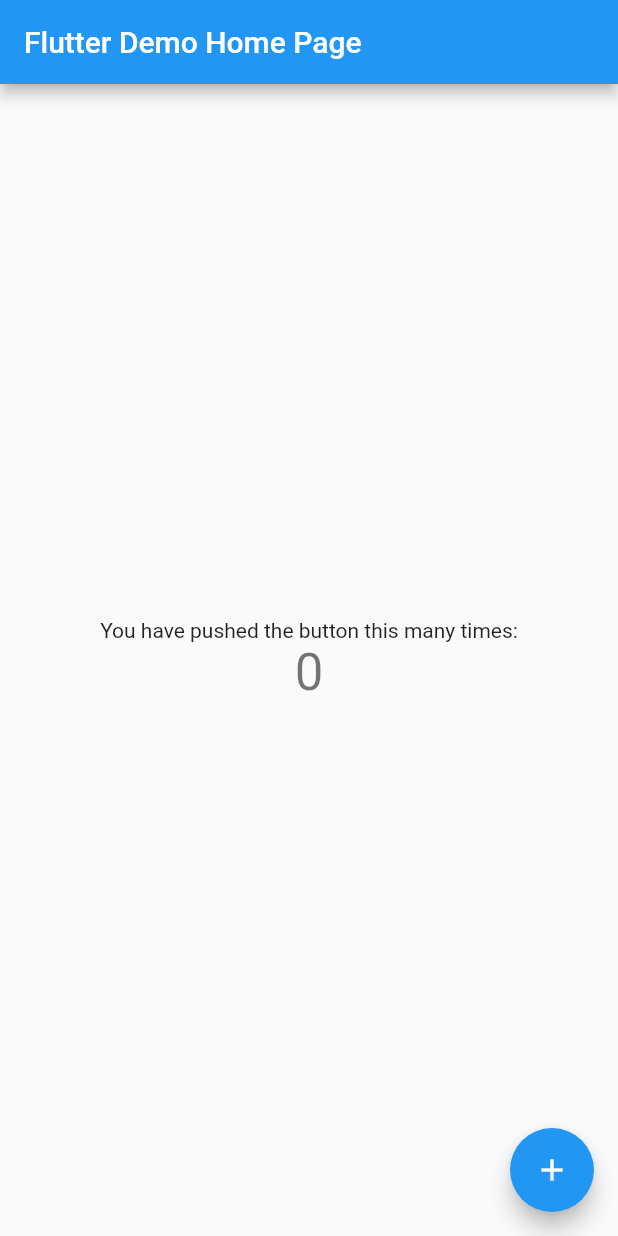
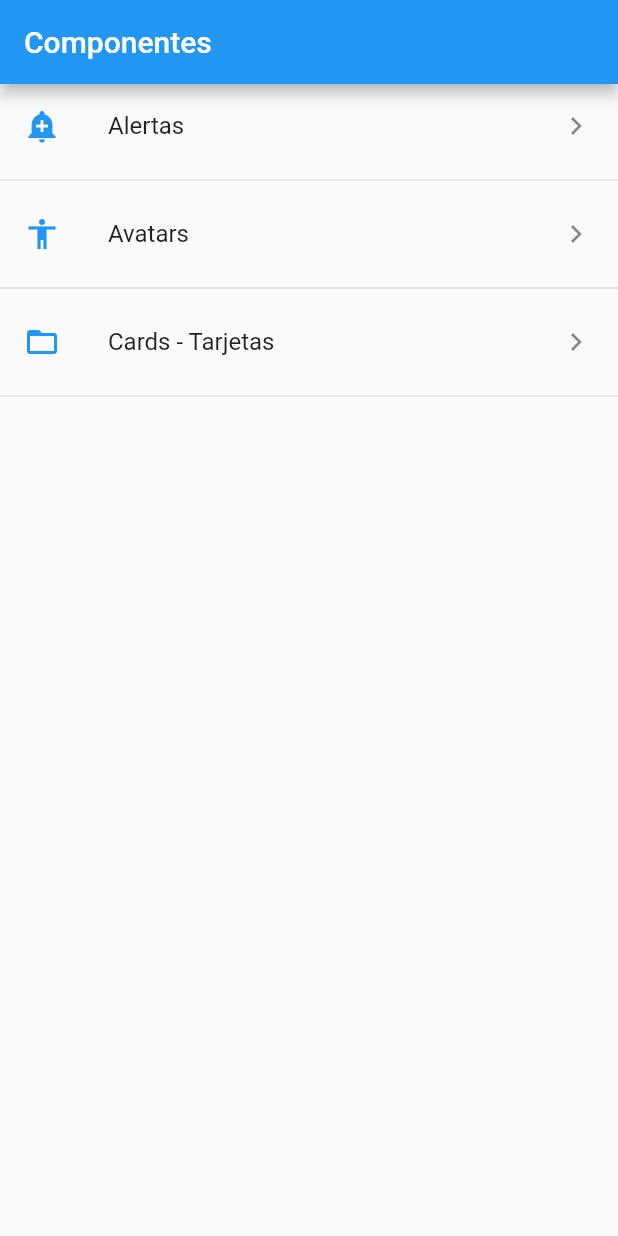
Before and after one commit to christianbustamante1992/flutter_componentes, a Flutter app: the screen it shows after launch, on a phone screen of 412 x 824 dp. Run offline on Flutter 3.47's test engine with Material 2 defaults, Android fonts, the phone set to English and light mode, and no system bars.

Commit message:
Implementacion de rutas, lectura de un json externo y libreria de conversion de iconos

```diff
--- a/lib/main.dart
+++ b/lib/main.dart
@@ -1,117 +1,23 @@
 import 'package:flutter/material.dart';
 
-void main() {
-  runApp(MyApp());
-}
+import 'package:componentes/src/pages/home_page.dart';
+import 'package:componentes/src/routes/routes.dart';
+
+void main() => runApp(MyApp());
 
 class MyApp extends StatelessWidget {
-  // This widget is the root of your application.
   @override
   Widget build(BuildContext context) {
     return MaterialApp(
-      title: 'Flutter Demo',
-      theme: ThemeData(
-        // This is the theme of your application.
-        //
-        // Try running your application with "flutter run". You'll see the
-        // application has a blue toolbar. Then, without quitting the app, try
-        // changing the primarySwatch below to Colors.green and then invoke
-        // "hot reload" (press "r" in the console where you ran "flutter run",
-        // or simply save your changes to "hot reload" in a Flutter IDE).
-        // Notice that the counter didn't reset back to zero; the application
-        // is not restarted.
-        primarySwatch: Colors.blue,
-        // This makes the visual density adapt to the platform that you run
-        // the app on. For desktop platforms, the controls will be smaller and
-        // closer together (more dense) than on mobile platforms.
-        visualDensity: VisualDensity.adaptivePlatformDensity,
-      ),
-      home: MyHomePage(title: 'Flutter Demo Home Page'),
+      debugShowCheckedModeBanner: false,
+      title: 'Componentes App',
+      initialRoute: '/',
+      routes: getRoutes(),
+      onGenerateRoute: (settings) {
+        return MaterialPageRoute(
+          builder: (context) => HomePage(),
+        );
+      },
     );
   }
 }
-
-class MyHomePage extends StatefulWidget {
-  MyHomePage({Key key, this.title}) : super(key: key);
-
-  // This widget is the home page of your application. It is stateful, meaning
-  // that it has a State object (defined below) that contains fields that affect
-  // how it looks.
-
-  // This class is the configuration for the state. It holds the values (in this
-  // case the title) provided by the parent (in this case the App widget) and
-  // used by the build method of the State. Fields in a Widget subclass are
-  // always marked "final".
-
-  final String title;
-
-  @override
-  _MyHomePageState createState() => _MyHomePageState();
-}
-
-class _MyHomePageState extends State<MyHomePage> {
-  int _counter = 0;
-
-  void _incrementCounter() {
-    setState(() {
-      // This call to setState tells the Flutter framework that something has
-      // changed in this State, which causes it to rerun the build method below
-      // so that the display can reflect the updated values. If we changed
-      // _counter without calling setState(), then the build method would not be
-      // called again, and so nothing would appear to happen.
-      _counter++;
-    });
-  }
-
-  @override
-  Widget build(BuildContext context) {
-    // This method is rerun every time setState is called, for instance as done
-    // by the _incrementCounter method above.
-    //
-    // The Flutter framework has been optimized to make rerunning build methods
-    // fast, so that you can just rebuild anything that needs updating rather
-    // than having to individually change instances of widgets.
-    return Scaffold(
-      appBar: AppBar(
-        // Here we take the value from the MyHomePage object that was created by
-        // the App.build method, and use it to set our appbar title.
-        title: Text(widget.title),
-      ),
-      body: Center(
-        // Center is a layout widget. It takes a single child and positions it
-        // in the middle of the parent.
-        child: Column(
-          // Column is also a layout widget. It takes a list of children and
-          // arranges them vertically. By default, it sizes itself to fit its
-          // children horizontally, and tries to be as tall as its parent.
-          //
-          // Invoke "debug painting" (press "p" in the console, choose the
-          // "Toggle Debug Paint" action from the Flutter Inspector in Android
-          // Studio, or the "Toggle Debug Paint" command in Visual Studio Code)
-          // to see the wireframe for each widget.
-          //
-          // Column has various properties to control how it sizes itself and
-          // how it positions its children. Here we use mainAxisAlignment to
-          // center the children vertically; the main axis here is the vertical
-          // axis because Columns are vertical (the cross axis would be
-          // horizontal).
-          mainAxisAlignment: MainAxisAlignment.center,
-          children: <Widget>[
-            Text(
-              'You have pushed the button this many times:',
-            ),
-            Text(
-              '$_counter',
-              style: Theme.of(context).textTheme.headline4,
-            ),
-          ],
-        ),
-      ),
-      floatingActionButton: FloatingActionButton(
-        onPressed: _incrementCounter,
-        tooltip: 'Increment',
-        child: Icon(Icons.add),
-      ), // This trailing comma makes auto-formatting nicer for build methods.
-    );
-  }
-}
--- /dev/null
+++ b/lib/src/pages/home_page.dart
@@ -0,0 +1,49 @@
+import 'package:flutter/material.dart';
+
+import 'package:componentes/src/providers/menu_provider.dart';
+import 'package:componentes/src/utils/icon_string_util.dart';
+
+class HomePage extends StatelessWidget {
+  const HomePage({Key key}) : super(key: key);
+
+  Widget _renderList() {
+    return FutureBuilder(
+      future: menuProvider.loadData(),
+      initialData: [],
+      builder: (context, AsyncSnapshot<List<dynamic>> snapshot) {
+        return ListView(
+          children: _listItems(snapshot.data, context),
+        );
+      },
+    );
+  }
+
+  List<Widget> _listItems(List<dynamic> data, BuildContext context) {
+    final List<Widget> options = [];
+
+    data.forEach((element) {
+      final widgetTemp = ListTile(
+        title: Text(element['texto']),
+        leading: getIcon(element['icon']),
+        trailing: Icon(Icons.keyboard_arrow_right),
+        onTap: () {
+          Navigator.pushNamed(context, element['ruta']);
+        },
+      );
+
+      options..add(widgetTemp)..add(Divider());
+    });
+
+    return options;
+  }
+
+  @override
+  Widget build(BuildContext context) {
+    return Scaffold(
+      appBar: AppBar(
+        title: Text('Componentes'),
+      ),
+      body: _renderList(),
+    );
+  }
+}
--- /dev/null
+++ b/lib/src/routes/routes.dart
@@ -0,0 +1,13 @@
+import 'package:flutter/material.dart';
+
+import 'package:componentes/src/pages/alert_page.dart';
+import 'package:componentes/src/pages/avatar_page.dart';
+import 'package:componentes/src/pages/home_page.dart';
+
+Map<String, WidgetBuilder> getRoutes() {
+  return <String, WidgetBuilder>{
+    '/': (BuildContext context) => HomePage(),
+    'avatar': (BuildContext context) => AvatarPage(),
+    'alert': (BuildContext context) => AlertPage(),
+  };
+}
--- /dev/null
+++ b/lib/src/utils/icon_string_util.dart
@@ -0,0 +1,11 @@
+import 'package:flutter/material.dart';
+
+final _icons = <String, IconData>{
+  'add_alert': Icons.add_alert,
+  'accessibility': Icons.accessibility,
+  'folder_open': Icons.folder_open
+};
+
+Icon getIcon(String nameIcon) {
+  return Icon(_icons[nameIcon], color: Colors.blue);
+}
--- /dev/null
+++ b/public/menu_opts.json
@@ -0,0 +1,20 @@
+{
+    "nombreApp" : "Componentes",
+    "rutas" : [
+        {
+            "ruta" : "alert",
+            "icon" : "add_alert",
+            "texto" : "Alertas"
+        },
+        {
+            "ruta" : "avatar",
+            "icon" : "accessibility",
+            "texto" : "Avatars"
+        },
+        {
+            "ruta" : "card",
+            "icon" : "folder_open",
+            "texto" : "Cards - Tarjetas"
+        }
+    ]
+}
--- a/pubspec.yaml
+++ b/pubspec.yaml
@@ -45,8 +45,8 @@ flutter:
   uses-material-design: true
 
   # To add assets to your application, add an assets section, like this:
-  # assets:
-  #   - images/a_dot_burr.jpeg
+  assets:
+    - public/menu_opts.json
   #   - images/a_dot_ham.jpeg
 
   # An image asset can refer to one or more resolution-specific "variants", see
```
Also changed, not shown: lib/src/pages/alert_page.dart (added, +14 -0 lines), lib/src/pages/avatar_page.dart (added, +14 -0 lines), lib/src/providers/menu_provider.dart (added, +20 -0 lines).
